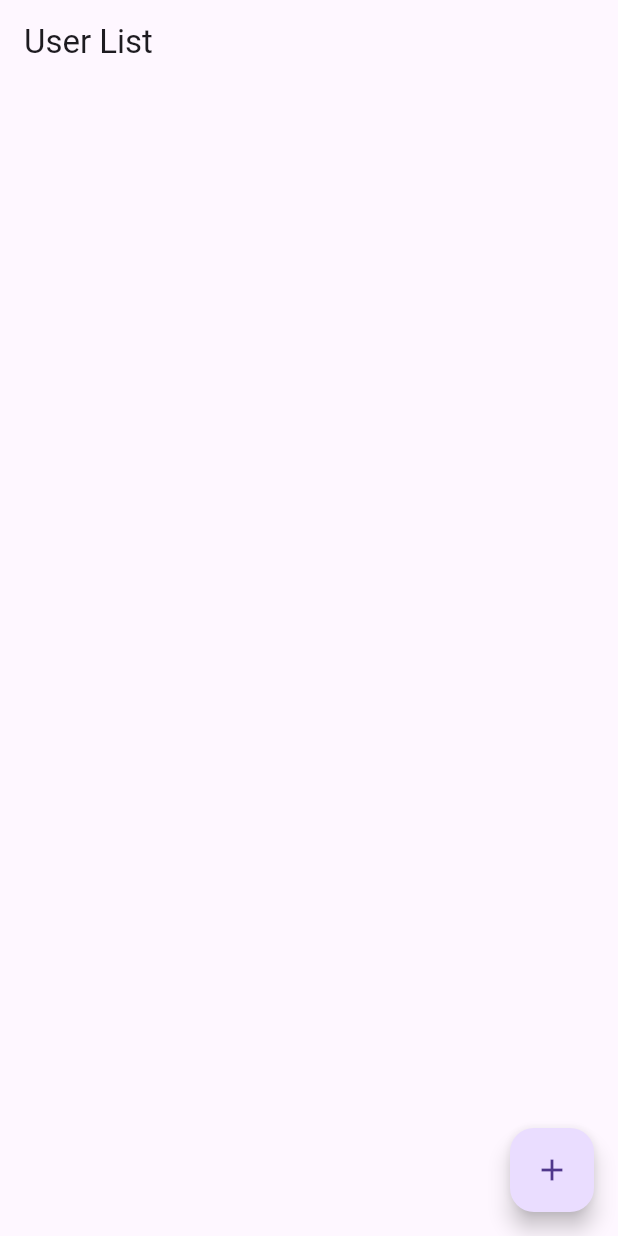
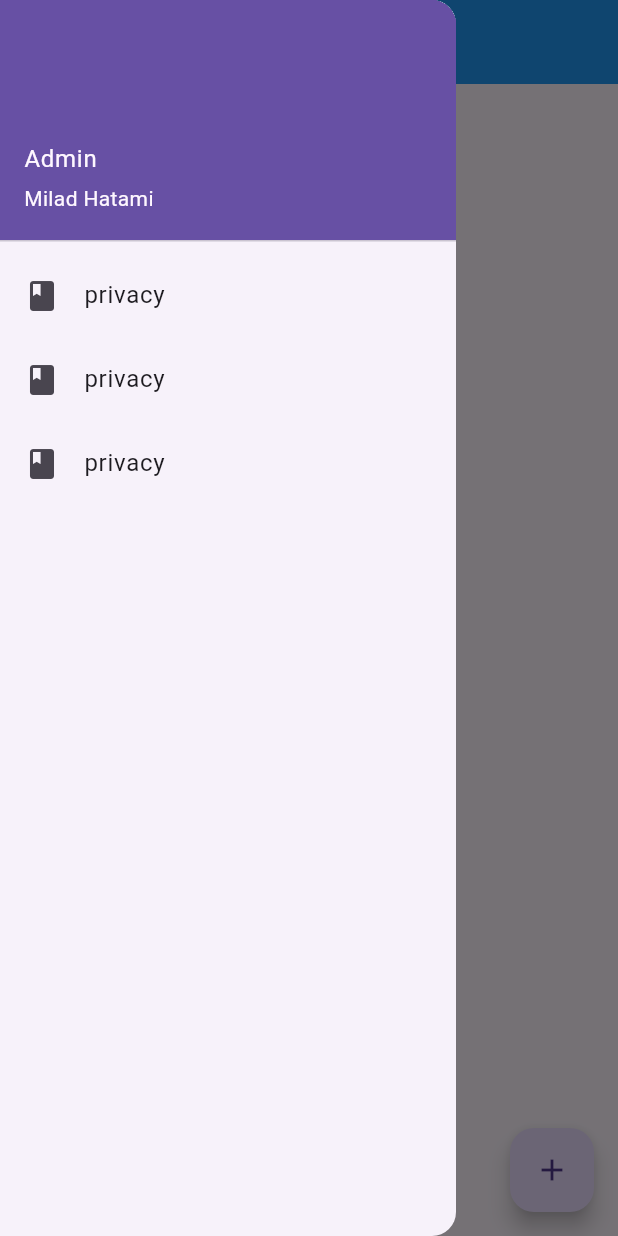
Before and after one commit to Mory1379/ListManagement, a Flutter app: the screen it shows after launch, with the side drawer open (before the commit the screen has no drawer), on a phone screen of 412 x 824 dp. Run offline on Flutter 3.47's test engine with Material 3 defaults, Android fonts, the phone set to English and light mode, and no system bars; network calls fail.

Commit message:
add drawer

```diff
--- a/lib/main.dart
+++ b/lib/main.dart
@@ -58,7 +58,31 @@ class _UserListScreenState extends State<UserListScreen> {
   Widget build(BuildContext context) {
     return Scaffold(
       appBar: AppBar(
+        backgroundColor: Colors.blue,
+        titleTextStyle: TextStyle(color: Colors.white),
         title: Text('User List'),
+      ),
+      drawer: Drawer(
+        child: ListView(
+        children: [
+          UserAccountsDrawerHeader(accountName: Text('Admin'),accountEmail: Text('Milad Hatami')),
+
+        ListTile(
+          title: Text('privacy'),
+          leading: Icon(Icons.book),
+          onTap: (){}
+        ),
+
+          ListTile(
+            title: Text('privacy'),
+            leading: Icon(Icons.book)
+          ),
+
+          ListTile(
+            title: Text('privacy'),
+            leading: Icon(Icons.book)
+          )
+        ],),
       ),
       body: ListView.builder(
         itemCount: users.length,
```
